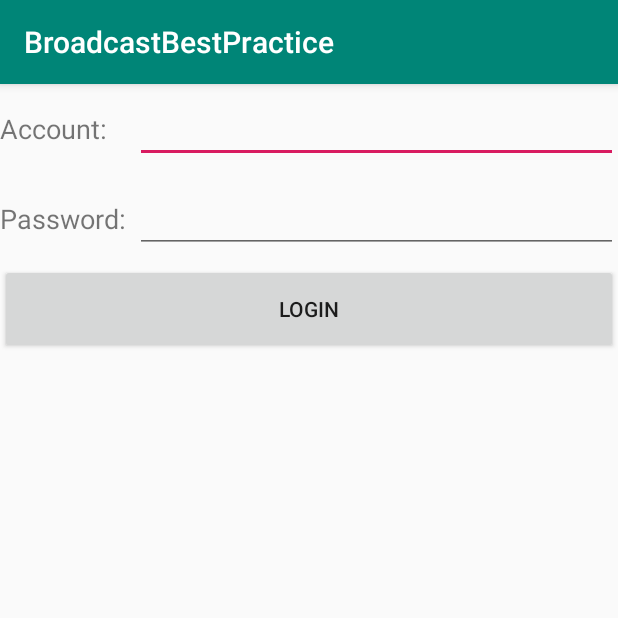
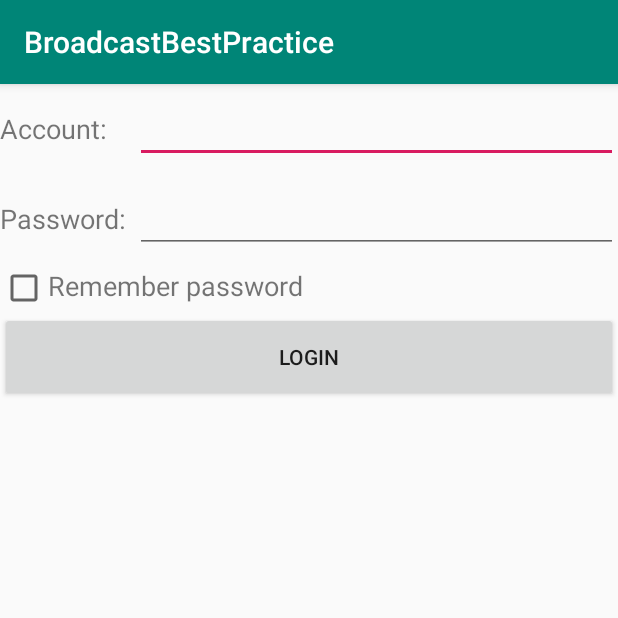
Before and after one commit to caoxiemeihao/learn-android, an Android app: the screen it shows after launch (LoginActivity), on a phone screen of 412 x 824 dp, the top half of it. Run offline under Robolectric (Android 15) with nearby library versions, the phone set to English and light mode, and no system bars.

Commit message:
19-04-08 Remember account and password.(记住账号及密码)

```diff
--- a/BroadcastBestPractice/app/src/main/java/com/atom/broadcastbestpractice/LoginActivity.java
+++ b/BroadcastBestPractice/app/src/main/java/com/atom/broadcastbestpractice/LoginActivity.java
@@ -1,26 +1,43 @@
 package com.atom.broadcastbestpractice;
 
 import android.content.Intent;
+import android.content.SharedPreferences;
+import android.preference.PreferenceManager;
 import android.support.v7.app.AppCompatActivity;
 import android.os.Bundle;
 import android.view.View;
 import android.widget.Button;
+import android.widget.CheckBox;
 import android.widget.EditText;
 import android.widget.Toast;
 
 public class LoginActivity extends AppCompatActivity {
+    private SharedPreferences pref;
+    private SharedPreferences.Editor editor;
+
     private EditText accountEdit;
     private EditText passwordEdit;
     private Button login;
+    private CheckBox rememberPass;
 
     @Override
     protected void onCreate(Bundle savedInstanceState) {
         super.onCreate(savedInstanceState);
         setContentView(R.layout.activity_login);
 
+        pref = PreferenceManager.getDefaultSharedPreferences(this);
+
         accountEdit = findViewById(R.id.account);
         passwordEdit = findViewById(R.id.password);
+        rememberPass = findViewById(R.id.remember_pass);
         login = findViewById(R.id.login);
+        boolean isRemember = pref.getBoolean("remember_password", false);
+        if (isRemember) {
+            // 将账号和密码设置到文本框中
+            accountEdit.setText(pref.getString("account", ""));
+            passwordEdit.setText(pref.getString("password", ""));
+            rememberPass.setChecked(true);
+        }
         login.setOnClickListener(new View.OnClickListener() {
             @Override
             public void onClick(View view) {
@@ -28,6 +45,15 @@ public class LoginActivity extends AppCompatActivity {
                 String password = passwordEdit.getText().toString();
                 // 假定账号是 admin 密码是 123456 表示登录成功
                 if ("admin".equals(account) && "123456".equals(password)) {
+                    editor = pref.edit();
+                    if (rememberPass.isChecked()) {
+                        editor.putString("account", account);
+                        editor.putString("password", password);
+                        editor.putBoolean("remember_password", true);
+                    } else {
+                        editor.clear();
+                    }
+                    editor.apply();
                     Intent intent = new Intent(LoginActivity.this, MainActivity.class);
                     startActivity(intent);;
                     finish();
--- a/BroadcastBestPractice/app/src/main/res/layout/activity_login.xml
+++ b/BroadcastBestPractice/app/src/main/res/layout/activity_login.xml
@@ -44,6 +44,23 @@
             android:inputType="textPassword" />
     </LinearLayout>
 
+    <LinearLayout
+        android:layout_width="match_parent"
+        android:layout_height="wrap_content"
+        android:orientation="horizontal">
+
+        <CheckBox
+            android:id="@+id/remember_pass"
+            android:layout_width="wrap_content"
+            android:layout_height="wrap_content" />
+
+        <TextView
+            android:layout_width="wrap_content"
+            android:layout_height="wrap_content"
+            android:text="Remember password"
+            android:textSize="18sp" />
+    </LinearLayout>
+
     <Button
         android:id="@+id/login"
         android:layout_width="match_parent"
```
